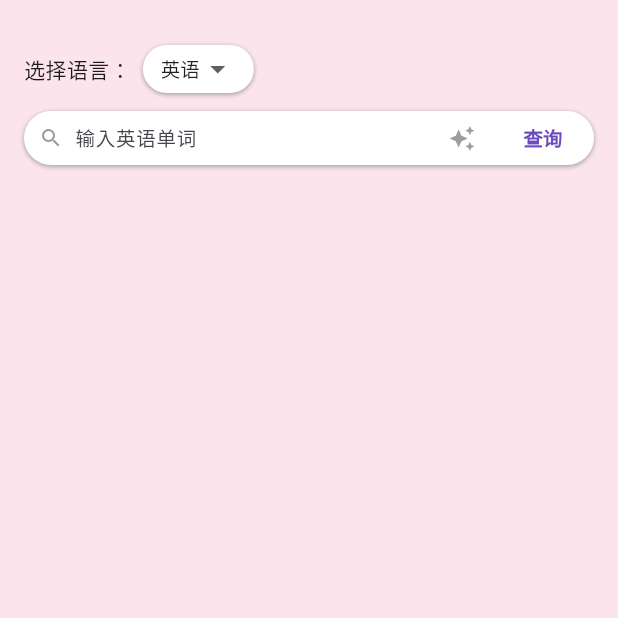
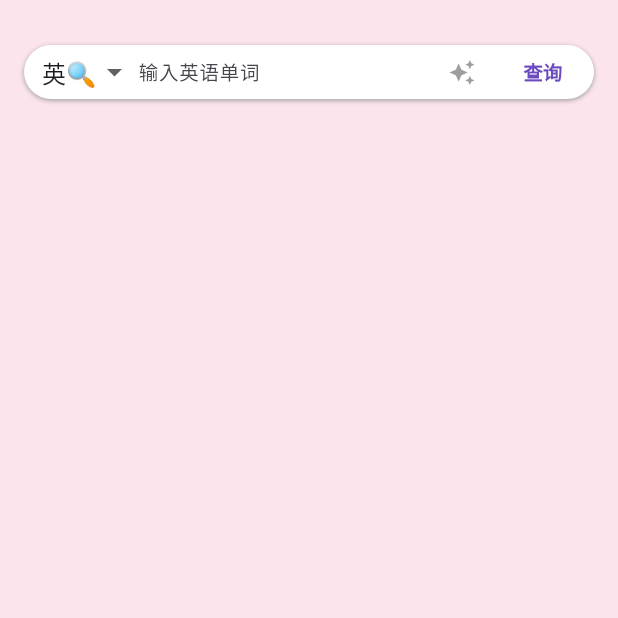
Before and after one commit to Dolores18/mika_app, a Flutter app: the WordLookupPage screen opened directly, on a phone screen of 412 x 824 dp, the top half of it. Run offline on Flutter 3.47's test engine with Material 3 defaults, Android fonts, the phone set to English and light mode, and no system bars; our stand-ins replace device_info_plus, flutter_markdown, flutter_riverpod, get, isar, just_audio and 6 more; missing offline and left inert: android_intent_plus, flutter_inappwebview, markdown; accounts and stored records are empty; generated files the repository leaves out were written again; network calls fail.

Commit message:
多语言搜索

```diff
--- a/lib/pages/word_lookup_page.dart
+++ b/lib/pages/word_lookup_page.dart
@@ -237,54 +237,7 @@ class _WordLookupPageState extends ConsumerState<WordLookupPage> {
       margin: const EdgeInsets.only(left: 16, right: 16, bottom: 16, top: 30),
       child: Column(
         children: [
-          // 语言选择下拉框
-          Container(
-            margin: const EdgeInsets.only(bottom: 12),
-            child: Row(
-              children: [
-                const Text(
-                  '选择语言：',
-                  style: TextStyle(fontSize: 14, fontWeight: FontWeight.w500),
-                ),
-                const SizedBox(width: 8),
-                Container(
-                  padding:
-                      const EdgeInsets.symmetric(horizontal: 12, vertical: 4),
-                  decoration: BoxDecoration(
-                    color: Colors.white.withValues(alpha: 230),
-                    borderRadius: BorderRadius.circular(20),
-                    boxShadow: [
-                      BoxShadow(
-                        color: Colors.grey.withValues(alpha: 30),
-                        spreadRadius: 0,
-                        blurRadius: 2,
-                        offset: const Offset(0, 1),
-                      ),
-                    ],
-                  ),
-                  child: DropdownButtonHideUnderline(
-                    child: DropdownButton<SearchLanguage>(
-                      value: selectedLanguage,
-                      isDense: true,
-                      style:
-                          const TextStyle(fontSize: 13, color: Colors.black87),
-                      items: SearchLanguage.values.map((language) {
-                        return DropdownMenuItem<SearchLanguage>(
-                          value: language,
-                          child: Text(language.displayName),
-                        );
-                      }).toList(),
-                      onChanged: (SearchLanguage? newLanguage) {
-                        if (newLanguage != null) {
-                          notifier.changeLanguage(newLanguage);
-                        }
-                      },
-                    ),
-                  ),
-                ),
-              ],
-            ),
-          ),
+
           // 搜索框
           Row(
             children: [
@@ -305,9 +258,28 @@ class _WordLookupPageState extends ConsumerState<WordLookupPage> {
                   ),
                   child: Row(
                     children: [
-                      const SizedBox(width: 10),
-                      const Icon(Icons.search, color: Colors.grey, size: 16),
-                      const SizedBox(width: 8),
+                      Padding(
+                        padding: const EdgeInsets.only(left: 12.0, right: 4.0),
+                        child: DropdownButtonHideUnderline(
+                          child: DropdownButton<SearchLanguage>(
+                            value: selectedLanguage,
+                            isDense: true,
+                            items: SearchLanguage.values.map((language) {
+                              return DropdownMenuItem<SearchLanguage>(
+                                value: language,
+                                child: Text(language == SearchLanguage.japanese
+                                    ? "日🔍"
+                                    : "英🔍"),
+                              );
+                            }).toList(),
+                            onChanged: (SearchLanguage? newLanguage) {
+                              if (newLanguage != null) {
+                                notifier.changeLanguage(newLanguage);
+                              }
+                            },
+                          ),
+                        ),
+                      ),
                       Expanded(
                         child: TextField(
                           controller: _wordController,
```
